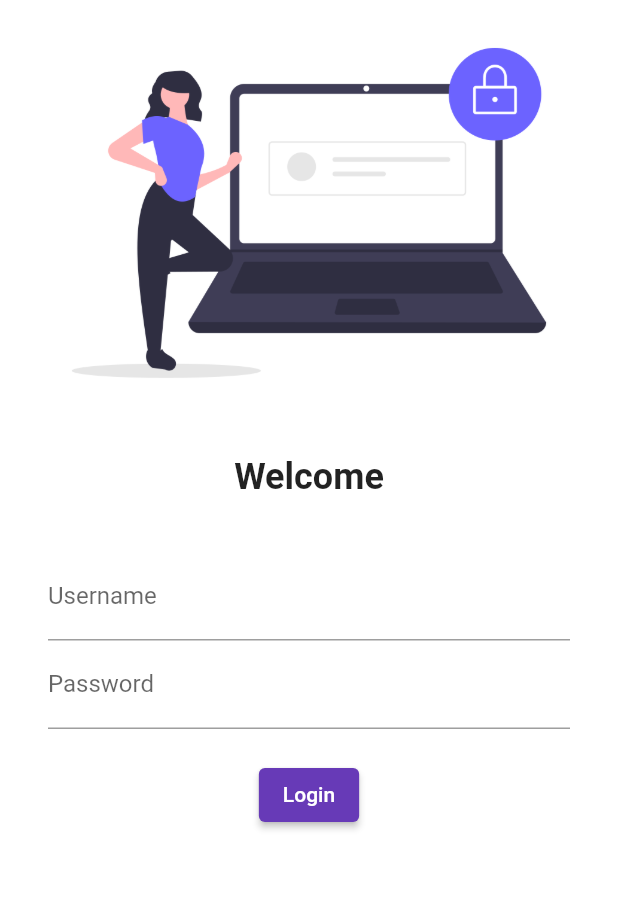
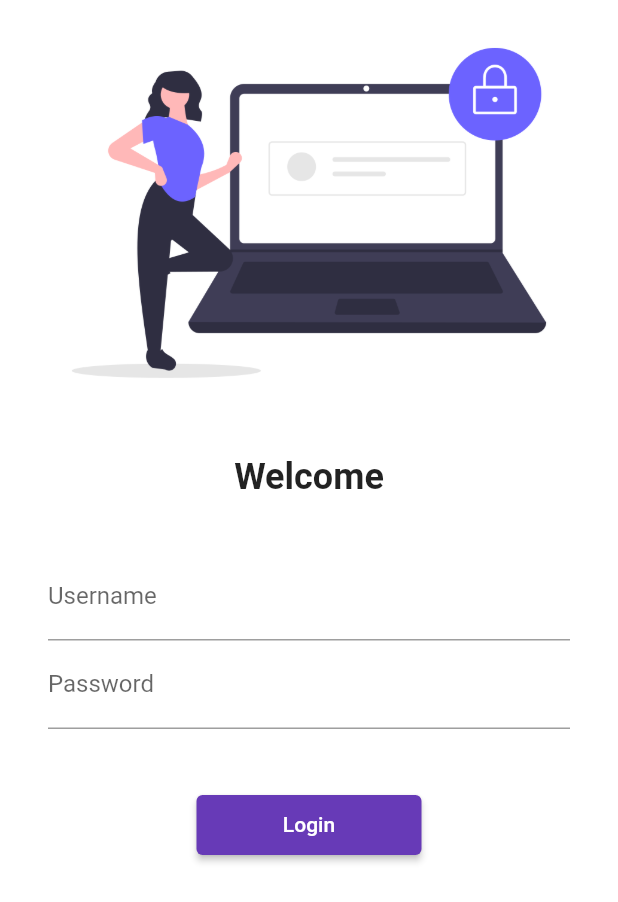
Before and after one commit to JayGandhi1709/Flutter-30-Days, a Flutter app: the screen it shows after launch, on a phone screen of 412 x 824 dp. Shown: the top 902 px of the screen. Run offline on Flutter 3.47's test engine with Material 2 defaults, Android fonts, the phone set to English and light mode, and no system bars; our stand-ins replace google_fonts.

Commit message:
Day 5 Completed

```diff
--- a/lib/main.dart
+++ b/lib/main.dart
@@ -1,6 +1,7 @@
 import 'package:flutter/material.dart';
 import 'package:flutter_catalog/pages/home_page.dart';
 import 'package:flutter_catalog/pages/login_page.dart';
+import 'package:flutter_catalog/utils/rounts.dart';
 import 'package:google_fonts/google_fonts.dart';
 
 void main() {
@@ -25,8 +26,8 @@ class MyApp extends StatelessWidget {
       // initialRoute: "/home",
       routes: {
         "/": (context) => LoginPage(),
-        "/home": (context) => HomePage(),
-        "/login": (context) => LoginPage(),
+        MyRoutes.homeRoute: (context) => HomePage(),
+        MyRoutes.loginRoute: (context) => LoginPage(),
       },
     );
   }
--- a/lib/pages/login_page.dart
+++ b/lib/pages/login_page.dart
@@ -1,4 +1,5 @@
 import 'package:flutter/material.dart';
+import 'package:flutter_catalog/utils/rounts.dart';
 
 class LoginPage extends StatefulWidget {
   @override
@@ -10,9 +11,13 @@ class _LoginPageState extends State<LoginPage> {
   Widget build(BuildContext context) {
     return Material(
       color: Colors.white,
+      child: SingleChildScrollView(
         child: Column(
           children: [
-          Image.asset("assets/images/login.png", fit: BoxFit.cover),
+            Image.asset(
+              "assets/images/login.png",
+              fit: BoxFit.cover,
+            ),
             SizedBox(
               height: 20.0,
             ),
@@ -38,13 +43,13 @@ class _LoginPageState extends State<LoginPage> {
                         hintText: "Enter password", labelText: "Password"),
                   ),
                   SizedBox(
-                  height: 20.0,
+                    height: 40.0,
                   ),
                   ElevatedButton(
                     child: Text("Login"),
-                  style: TextButton.styleFrom(),
+                    style: TextButton.styleFrom(minimumSize: Size(150, 40)),
                     onPressed: () {
-                    print("Hi Jay..!!");
+                      Navigator.pushNamed(context, MyRoutes.homeRoute);
                     },
                   ),
                 ],
@@ -52,6 +57,7 @@ class _LoginPageState extends State<LoginPage> {
             )
           ],
         ),
+      ),
     );
   }
 }
--- /dev/null
+++ b/lib/utils/rounts.dart
@@ -0,0 +1,4 @@
+class MyRoutes {
+  static String loginRoute = "/login";
+  static String homeRoute = "/home";
+}
```
Lines whose indentation alone changed are shown as unchanged.
